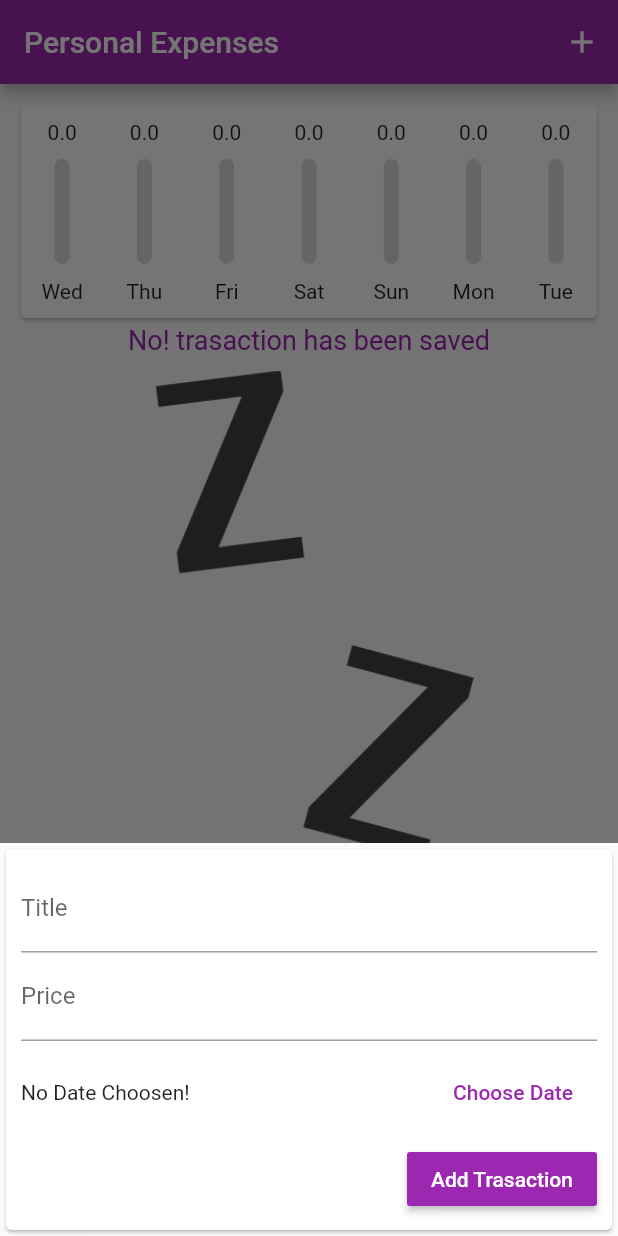
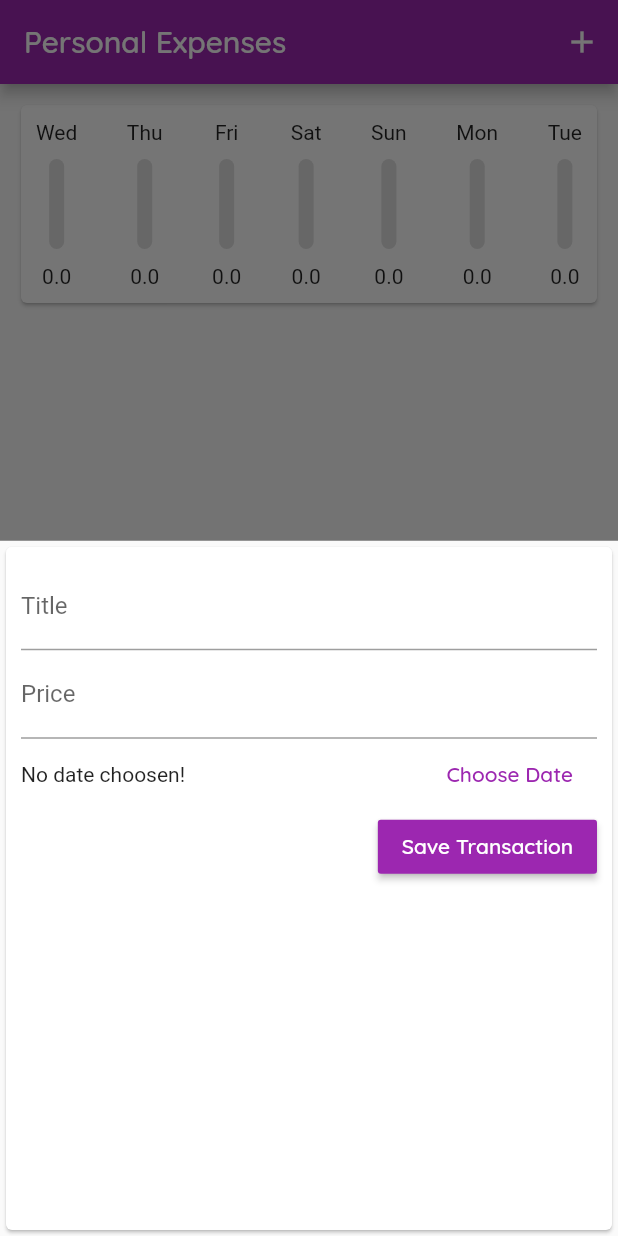
Before and after one commit to ubaidbadar/Personal-Expenses-Flutter-App, a Flutter app: the screen it shows after launch, after a tap on the "add" icon, on a phone screen of 412 x 824 dp. Run offline on Flutter 3.47's test engine with Material 2 defaults, Android fonts, the phone set to English and light mode, and no system bars; our stand-ins replace date_format.

Commit message:
removed_a_bug

```diff
--- a/lib/main.dart
+++ b/lib/main.dart
@@ -1,5 +1,8 @@
 import 'package:flutter/material.dart';
-import 'package:personalexpenses/widgets/home-page.dart';
+import 'package:personalexpenses/modals/transaction.dart';
+import 'package:personalexpenses/widgets/chart.dart';
+import 'package:personalexpenses/widgets/new-transaction.dart';
+import 'package:personalexpenses/widgets/transaction-list.dart';
 
 void main() => runApp(MyApp());
 
@@ -7,18 +10,76 @@ class MyApp extends StatelessWidget {
   @override
   Widget build(BuildContext context) {
     return MaterialApp(
-      title: 'Personal Expenses',
+      home: MyHomePage(),
       theme: ThemeData(
         primarySwatch: Colors.purple,
+        primaryColor: Colors.purple,
+        accentColor: Colors.yellow,
+        fontFamily: "Quicksand",
         textTheme: ThemeData.light().textTheme.copyWith(
-            title: TextStyle(
-              fontFamily: 'Quicksand',
-              fontWeight: FontWeight.bold,
-              fontSize: 18,
-            ),
+            title: TextStyle(fontSize: 18),
             button: TextStyle(color: Colors.white)),
       ),
-      home: MyHomePage(),
     );
   }
 }
+
+class MyHomePage extends StatefulWidget {
+  @override
+  _MyHomePageState createState() => _MyHomePageState();
+}
+
+class _MyHomePageState extends State<MyHomePage> {
+  _startAddTx(BuildContext context) {
+    showModalBottomSheet(
+      context: context,
+      builder: (ctx) {
+        return NewTransaction(_addTx);
+      },
+    );
+  }
+
+  List<Transaction> _userTransactions = [];
+  void _addTx(Transaction tx) => setState(() => _userTransactions.add(tx));
+  void _deleteTx(String id) =>
+      setState(() => _userTransactions.removeWhere((tx) => tx.id == id));
+  List<Transaction> get _recentTransactions {
+    return _userTransactions.where(
+      (tx) => tx.date.isAfter(DateTime.now().subtract(Duration(days: 7))),
+    ).toList();
+  }
+
+  @override
+  Widget build(BuildContext context) {
+    AppBar appBar = AppBar(
+        title: Text('Personal Expenses'),
+        actions: <Widget>[
+          IconButton(
+            icon: Icon(Icons.add),
+            onPressed: () => _startAddTx(context),
+          )
+        ],
+      );
+    return Scaffold(
+      appBar: appBar,
+      body: Container(
+        margin: EdgeInsets.all(10),
+        child: Column(
+          children: <Widget>[
+            Chart(_recentTransactions),
+            Expanded(
+              child: TransactionList(_userTransactions, _deleteTx),
+            )
+          ],
+        ),
+      ),
+      floatingActionButton: FloatingActionButton(
+        child: Icon(Icons.add),
+        onPressed: () {
+          _startAddTx(context);
+        },
+      ),
+      floatingActionButtonLocation: FloatingActionButtonLocation.centerFloat,
+    );
+  }
+}
--- a/lib/widgets/chart.dart
+++ b/lib/widgets/chart.dart
@@ -8,23 +8,23 @@ class Chart extends StatelessWidget {
   List<Map<String, Object>> get _groupedTransactionValues {
     return List.generate(7, (index) {
       DateTime weekDay = DateTime.now().subtract(Duration(days: index));
-      double daySum = 0.0;
-      double _totalPrice = 0.0;
+      double daySum = 0;
+      double totalAmount = 0;
       for (Transaction tx in _recentTransactions) {
-        _totalPrice += tx.price;
+        totalAmount += tx.price;
         if (tx.date.day == weekDay.day &&
             tx.date.month == weekDay.month &&
             tx.date.year == weekDay.year) {
           daySum += tx.price;
         }
       }
-      if (_totalPrice == 0) {
-        _totalPrice = 1;
+      if (totalAmount == 0) {
+        totalAmount = 1;
       }
       return {
+        "day": formatDate(weekDay, [D]),
         "price": daySum,
-        "day": formatDate(weekDay, [D]),
-        "ratio": (daySum / _totalPrice)
+        "ratio": daySum / totalAmount
       };
     }).reversed.toList();
   }
@@ -33,42 +33,32 @@ class Chart extends StatelessWidget {
   Widget build(BuildContext context) {
     return Card(
       child: Padding(
-        padding: const EdgeInsets.symmetric(vertical: 10.0),
+        padding: const EdgeInsets.all(10.0),
         child: Row(
           mainAxisAlignment: MainAxisAlignment.spaceBetween,
           children: _groupedTransactionValues.map((data) {
-            return Flexible(
-              fit: FlexFit.tight,
-              child: Column(
+            return Column(
               children: <Widget>[
-                  FittedBox(child: Text(data['price'].toString())),
+                Text(data["day"]),
                 Container(
-                    height: 70,
+                  alignment: Alignment.bottomCenter,
+                  height: 60,
                   width: 10,
                   margin: EdgeInsets.symmetric(vertical: 10),
-                    child: Stack(
-                      children: <Widget>[
-                        Container(
                   decoration: BoxDecoration(
-                            color: Color.fromRGBO(220, 220, 220, 1),
-                            borderRadius: BorderRadius.circular(10),
-                          ),
-                        ),
-                        FractionallySizedBox(
-                          heightFactor: data['ratio'],
+                      color: Colors.grey.shade300,
+                      borderRadius: BorderRadius.circular(12)),
+                  child: FractionallySizedBox(
+                    heightFactor: data["ratio"],
                     child: Container(
                       decoration: BoxDecoration(
-                              borderRadius: BorderRadius.circular(10),
                           color: Colors.purple,
+                          borderRadius: BorderRadius.circular(10)),
                     ),
                   ),
                 ),
+                Text(data["price"].toString()),
               ],
-                    ),
-                  ),
-                  Text(data['day']),
-                ],
-              ),
             );
           }).toList(),
         ),
--- a/lib/widgets/home-page.dart
+++ /dev/null
@@ -1,92 +0,0 @@
-import 'package:flutter/material.dart';
-import 'package:personalexpenses/constants/Constatns.dart';
-import 'package:personalexpenses/modals/transaction.dart';
-import 'package:personalexpenses/widgets/chart.dart';
-import 'package:personalexpenses/widgets/new-transaction.dart';
-import 'package:personalexpenses/widgets/transaction-list.dart';
-
-import 'chart.dart';
-import 'transaction-list.dart';
-
-class MyHomePage extends StatefulWidget {
-  @override
-  _MyHomePageState createState() => _MyHomePageState();
-}
-
-class _MyHomePageState extends State<MyHomePage> {
-  void _startAddingTransaction() {
-    showModalBottomSheet(
-        context: context,
-        builder: (ctx) {
-          return NewTransaction(_addTx);
-        });
-  }
-
-  final List<Transaction> _transactions = [];
-  void _addTx(Transaction tx) {
-    setState(() {
-      _transactions.add(tx);
-    });
-  }
-
-  void _deleteTx(String id) {
-    setState(() {
-      _transactions.removeWhere((tx) => tx.id == id);
-    });
-  }
-
-  List<Transaction> get _recentTransactions {
-    return _transactions.where((tx) {
-      return tx.date.isAfter(DateTime.now().subtract(Duration(days: 7)));
-    }).toList();
-  }
-
-  bool _showChart = true;
-  @override
-  Widget build(BuildContext context) {
-    final isLandScap = kIsLandScap(context);
-    return Scaffold(
-      appBar: AppBar(
-        title: Text('Personal Expenses'),
-        actions: <Widget>[
-          IconButton(
-            icon: Icon(Icons.add),
-            onPressed: _startAddingTransaction,
-          )
-        ],
-      ),
-      body: Container(
-        margin: EdgeInsets.all(10),
-        child: Column(
-          children: <Widget>[
-            if (isLandScap)
-              Column(
-                children: <Widget>[
-                  SizedBox(height: 12),
-                  Text(
-                    'Show Chart!',
-                    style: TextStyle(fontSize: 18),
-                  ),
-                  Switch(
-                    value: _showChart,
-                    onChanged: (value) => setState(() => _showChart = value),
-                  ),
-                ],
-              ),
-            if (isLandScap)
-              _showChart
-                  ? Expanded(child: Chart(_recentTransactions))
-                  : Expanded(child: TransactionList(_transactions, _deleteTx)),
-            if (!isLandScap) Chart(_recentTransactions),
-            if (!isLandScap) Expanded(child: TransactionList(_transactions, _deleteTx))
-          ],
-        ),
-      ),
-      floatingActionButton: FloatingActionButton(
-        child: Icon(Icons.add),
-        onPressed: _startAddingTransaction,
-      ),
-      floatingActionButtonLocation: FloatingActionButtonLocation.centerFloat,
-    );
-  }
-}
--- a/lib/widgets/new-transaction.dart
+++ b/lib/widgets/new-transaction.dart
@@ -5,94 +5,90 @@ import 'package:personalexpenses/modals/transaction.dart';
 class NewTransaction extends StatefulWidget {
   final Function _addTx;
   NewTransaction(this._addTx);
+
   @override
   _NewTransactionState createState() => _NewTransactionState();
 }
 
 class _NewTransactionState extends State<NewTransaction> {
-  final _titleController = TextEditingController();
-  final _priceController = TextEditingController();
-  DateTime _date;
-  void _onSubmit() {
-    String title = _titleController.text;
-    double price = double.parse(_priceController.text);
-    if (title == '' || price <= 0 || _date == null) {
-      return;
-    }
-    widget._addTx(Transaction(
-        title: title,
-        price: price,
-        date: _date,
-        id: DateTime.now().toString()));
-    Navigator.pop(context);
-  }
+  final _titleInputController = TextEditingController();
 
-  void _selectDate() {
+  final _priceInputController = TextEditingController();
+
+  DateTime _selectedDate;
+
+  void _chooseDate(BuildContext context) {
     showDatePicker(
       context: context,
       initialDate: DateTime.now(),
       firstDate: DateTime(2019),
       lastDate: DateTime.now(),
-    ).then((selectedDate) {
-      setState(() {
-        _date = selectedDate;
-      });
-    });
+    ).then((selectedDate) => setState(() => _selectedDate = selectedDate));
+  }
+
+  void _addTx() {
+    final title = _titleInputController.text;
+    final price = double.parse(_priceInputController.text);
+    if (title == "" || price <= 0 || _selectedDate == null) {
+      return;
+    }
+    widget._addTx(
+      Transaction(
+        title: title,
+        price: price,
+        date: _selectedDate,
+        id: DateTime.now().toString(),
+      ),
+    );
+    Navigator.pop(context);
   }
 
   @override
   Widget build(BuildContext context) {
-    return SingleChildScrollView(
-          child: Card(
-        child: Container(
-          padding: EdgeInsets.fromLTRB(
-              10, 10, 10, MediaQuery.of(context).viewInsets.bottom + 10),
+    return Card(
+      child: Padding(
+        padding: const EdgeInsets.all(10.0),
         child: Column(
           crossAxisAlignment: CrossAxisAlignment.end,
           children: <Widget>[
             TextField(
-                decoration: InputDecoration(labelText: 'Title'),
-                controller: _titleController,
-                onSubmitted: (_) => _onSubmit(),
+              decoration: InputDecoration(labelText: "Title"),
+              controller: _titleInputController,
             ),
             TextField(
-                decoration: InputDecoration(labelText: 'Price'),
-                controller: _priceController,
-                onSubmitted: (_) => _onSubmit(),
-                keyboardType: TextInputType.numberWithOptions(),
+              decoration: InputDecoration(
+                labelText: "Price",
               ),
-              Padding(
-                padding: EdgeInsets.symmetric(vertical: 10),
-                child: Row(
-                  crossAxisAlignment: CrossAxisAlignment.center,
+              controller: _priceInputController,
+              keyboardType: TextInputType.numberWithOptions(decimal: true),
+            ),
+            Row(
               mainAxisAlignment: MainAxisAlignment.spaceBetween,
               children: <Widget>[
                 Text(
-                      _date == null
-                          ? 'No Date Choosen!'
-                          : formatDate(_date, [M, ' ', dd, ' ,', ' ', yyyy]),
+                  _selectedDate == null
+                      ? "No date choosen!"
+                      : formatDate(_selectedDate, [M, ' ', dd, ' ,', yyyy]),
                 ),
                 FlatButton(
                   child: Text(
-                        'Choose Date',
+                    "Choose Date",
                     style: TextStyle(color: Theme.of(context).primaryColor),
                   ),
-                      onPressed: _selectDate,
+                  onPressed: () => _chooseDate(context),
                 )
               ],
             ),
-              ),
             RaisedButton(
               child: Text(
-                  'Add Trasaction',
+                "Save Transaction",
                 style:
                     TextStyle(color: Theme.of(context).textTheme.button.color),
               ),
               color: Theme.of(context).primaryColor,
-                onPressed: _onSubmit,
-              ),
+              onPressed: _addTx,
+            )
           ],
-          ),
         ),
       ),
     );
--- a/lib/widgets/transaction-list.dart
+++ b/lib/widgets/transaction-list.dart
@@ -8,47 +8,19 @@ class TransactionList extends StatelessWidget {
   TransactionList(this._transactions, this._deleteTx);
   @override
   Widget build(BuildContext context) {
-    return Container(
-      child: _transactions.isEmpty
-          ? Column(
-              children: <Widget>[
-                Center(
-                  child: Text(
-                    'No! trasaction has been saved',
-                    style: TextStyle(
-                      color: Theme.of(context).primaryColor,
-                      fontSize: 18,
-                    ),
-                  ),
-                ),
-                Expanded(
-                  child: Container(
-                    margin: EdgeInsets.all(10),
-                    decoration: BoxDecoration(
-                      image: DecorationImage(
-                        image: AssetImage('images/waiting.png'),
-                      ),
-                    ),
-                  ),
-                ),
-                SizedBox(height: 60),
-              ],
-            )
-          : Expanded(
-              child: ListView.builder(
+    return ListView.builder(
       itemCount: _transactions.length,
-                itemBuilder: (ctx, index) {
+      itemBuilder: (context, index) {
         return Card(
           child: ListTile(
             leading: CircleAvatar(
               radius: 30,
-                        child: FittedBox(
-                            child:
-                                Text(_transactions[index].price.toString())),
+              backgroundColor: Theme.of(context).primaryColor,
+              child: Text(_transactions[index].price.toString()),
             ),
             title: Text(_transactions[index].title),
-                      subtitle: Text(formatDate(_transactions[index].date,
-                          [M, ' ', dd, ', ', yyyy])),
+            subtitle: Text(formatDate(
+                _transactions[index].date, [M, ' ', dd, ' ,', yyyy])),
             trailing: IconButton(
               icon: Icon(
                 Icons.delete,
@@ -59,8 +31,6 @@ class TransactionList extends StatelessWidget {
           ),
         );
       },
-              ),
-            ),
     );
   }
 }
```
Lines whose indentation alone changed are shown as unchanged.
